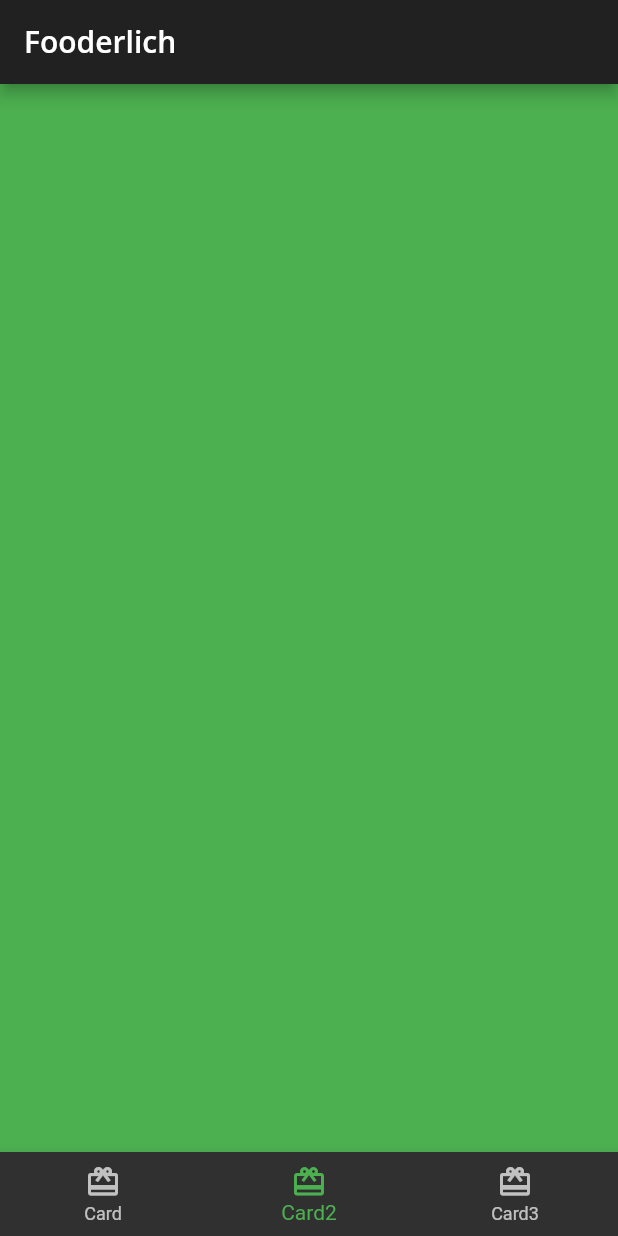
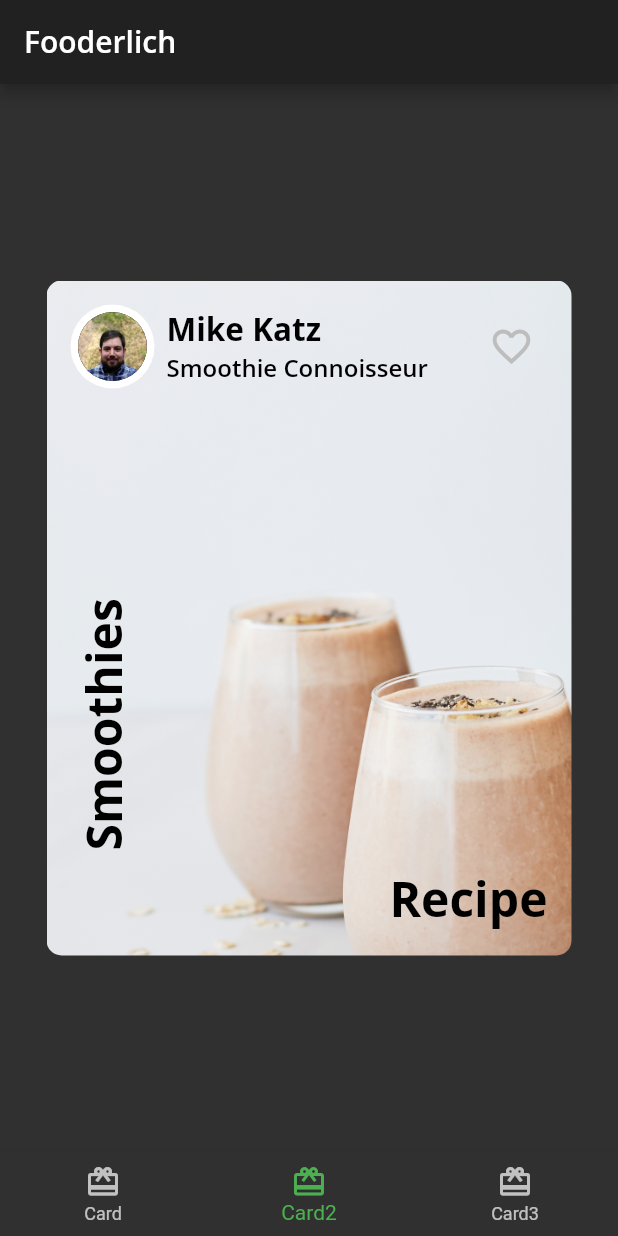
Before and after one commit to ykkd/flutter_basic_widgets, a Flutter app: the screen it shows after launch, item 2 of the bottom bar chosen, on a phone screen of 412 x 824 dp. Run offline on Flutter 3.47's test engine with Material 2 defaults, Android fonts, the phone set to English and light mode, and no system bars; our stand-ins replace google_fonts.

Commit message:
composed Card2

```diff
--- a/lib/presentation/home/home.dart
+++ b/lib/presentation/home/home.dart
@@ -1,5 +1,6 @@
 import 'package:flutter/material.dart';
 import '../parts/card/card1.dart';
+import '../parts/card/card2.dart';
 
 class Home extends StatefulWidget {
   const Home({Key? key}) : super(key: key);
@@ -13,7 +14,7 @@ class _HomeState extends State<Home> {
 
   List<Widget> pages = <Widget>[
     const Card1(),
-    Container(color: Colors.green),
+    const Card2(),
     Container(color: Colors.blue),
   ];
 
--- /dev/null
+++ b/lib/presentation/parts/author_card/author_card.dart
@@ -0,0 +1,52 @@
+import 'package:flutter/material.dart';
+import '../../Theme/fooderlich_theme.dart';
+import '../circle_image/circle_image.dart';
+
+class AuthorCard extends StatelessWidget {
+  final String authorName;
+  final String title;
+  final ImageProvider imageProvider;
+
+  const AuthorCard({
+    Key? key,
+    required this.authorName,
+    required this.title,
+    required this.imageProvider,
+  }) : super(key: key);
+
+  @override
+  Widget build(BuildContext context) {
+    return Container(
+        padding: const EdgeInsets.all(16),
+        child: Row(
+          mainAxisAlignment: MainAxisAlignment.spaceBetween,
+          children: [
+            Row(
+              children: [
+                CircleImage(imageProvider, imageRadius: 28),
+                const SizedBox(width: 8),
+                Column(
+                  crossAxisAlignment: CrossAxisAlignment.start,
+                  children: [
+                    Text(authorName,
+                        style: FooderlichTheme.lightTextTheme.headline2),
+                    Text(title, style: FooderlichTheme.lightTextTheme.headline3)
+                  ],
+                ),
+              ],
+            ),
+            IconButton(
+              icon: const Icon(Icons.favorite_border),
+              iconSize: 30,
+              color: Colors.grey[400],
+              onPressed: () {
+                const snackBar = SnackBar(content: Text('Press Favorite'));
+
+                // ignore: deprecated_member_use
+                Scaffold.of(context).showSnackBar(snackBar);
+              },
+            ),
+          ],
+        ));
+  }
+}
--- /dev/null
+++ b/lib/presentation/parts/card/card2.dart
@@ -0,0 +1,52 @@
+import 'package:flutter/material.dart';
+import '../../Theme/fooderlich_theme.dart';
+import '../author_card/author_card.dart';
+
+class Card2 extends StatelessWidget {
+  const Card2({Key? key}) : super(key: key);
+
+  @override
+  Widget build(BuildContext context) {
+    return Center(
+      child: Container(
+        constraints: const BoxConstraints.expand(width: 350, height: 450),
+        decoration: const BoxDecoration(
+          image: DecorationImage(
+            image: AssetImage('assets/mag5.png'),
+            fit: BoxFit.cover,
+          ),
+          borderRadius: BorderRadius.all(Radius.circular(10.0)),
+        ),
+        child: Column(
+          children: [
+            const AuthorCard(
+              authorName: 'Mike Katz',
+              title: 'Smoothie Connoisseur',
+              imageProvider: AssetImage('assets/author_katz.jpeg'),
+            ),
+            Expanded(
+              child: Stack(
+                children: [
+                  Positioned(
+                    bottom: 16,
+                    right: 16,
+                    child: Text('Recipe',
+                        style: FooderlichTheme.lightTextTheme.headline1),
+                  ),
+                  Positioned(
+                      bottom: 70,
+                      left: 16,
+                      child: RotatedBox(
+                        quarterTurns: 3,
+                        child: Text('Smoothies',
+                            style: FooderlichTheme.lightTextTheme.headline1),
+                      )),
+                ],
+              ),
+            ),
+          ],
+        ),
+      ),
+    );
+  }
+}
--- /dev/null
+++ b/lib/presentation/parts/circle_image/circle_image.dart
@@ -0,0 +1,23 @@
+import 'package:flutter/material.dart';
+
+class CircleImage extends StatelessWidget {
+  CircleImage(
+    this.imageProvider, {
+    this.imageRadius = 20,
+  });
+
+  final double imageRadius;
+  final ImageProvider imageProvider;
+
+  @override
+  Widget build(BuildContext context) {
+    return CircleAvatar(
+      backgroundColor: Colors.white,
+      radius: imageRadius,
+      child: CircleAvatar(
+        radius: imageRadius - 5,
+        backgroundImage: imageProvider,
+      ),
+    );
+  }
+}
```
